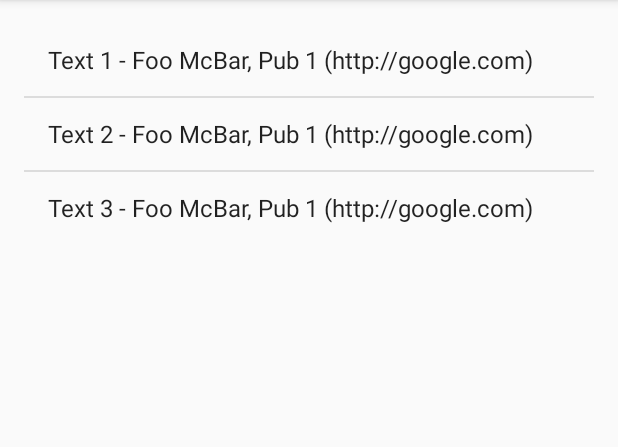
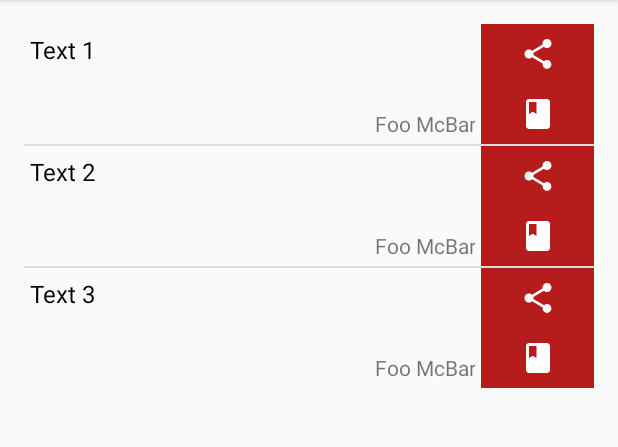
Before and after one commit to lucidmachine/PhilosophyQuotes, an Android app: the screen it shows after launch (MainActivity), on a phone screen of 412 x 824 dp, the part 84-531 px from its top. Run offline under Robolectric (Android 15) with nearby library versions, the phone set to English and light mode, and no system bars.

Commit message:
Load quote data into a list of quote widgets using a QuotesAdapter.

```diff
--- a/app/src/main/java/com/lucidmachinery/philosophyquotes/MainActivity.java
+++ b/app/src/main/java/com/lucidmachinery/philosophyquotes/MainActivity.java
@@ -28,7 +28,8 @@ public class MainActivity extends AppCompatActivity {
         quotes.add(new Quote("Text 1", pub));
         quotes.add(new Quote("Text 2", pub));
         quotes.add(new Quote("Text 3", pub));
-        ArrayAdapter<Quote> quotesAdapter = new ArrayAdapter<>(this, android.R.layout.simple_list_item_activated_1, quotes);
+
+        QuotesAdapter quotesAdapter = new QuotesAdapter(this, quotes);
 
         ListView listView = (ListView)findViewById(R.id.listView);
         listView.setAdapter(quotesAdapter);
--- /dev/null
+++ b/app/src/main/java/com/lucidmachinery/philosophyquotes/QuotesAdapter.java
@@ -0,0 +1,49 @@
+package com.lucidmachinery.philosophyquotes;
+
+import android.content.Context;
+import android.view.LayoutInflater;
+import android.view.View;
+import android.view.ViewGroup;
+import android.widget.ArrayAdapter;
+import android.widget.TextView;
+
+import java.util.ArrayList;
+
+/**
+ * Adapter to place Quote data into a View.
+ */
+public class QuotesAdapter extends ArrayAdapter<Quote> {
+    /**
+     * @param context The current context.
+     * @param quotes A list of quotes to be placed into the View.
+     */
+    public QuotesAdapter(Context context, ArrayList<Quote> quotes) {
+        super(context, 0, quotes);
+    }
+
+    /**
+     * Gets a View into which the Quote data has been loaded.
+     * @param position Index of the Quote to be loaded into the View in the Quotes array.
+     * @param convertView The View into which we are to load the Quote.
+     * @param parent ViewGroup to which the View into which we are loading Quote data shall be attached.
+     * @return The View into which we loaded the Quote.
+     */
+    @Override
+    public View getView(int position, View convertView, ViewGroup parent) {
+        // Get view
+        if (convertView == null) {
+            convertView = LayoutInflater.from(getContext()).inflate(R.layout.widget, parent, false);
+        }
+        TextView tvQuoteAuthor = (TextView) convertView.findViewById(R.id.quote_author);
+        TextView tvQuoteText = (TextView) convertView.findViewById(R.id.quote_text);
+
+        // Get data
+        Quote quote = getItem(position);
+
+        // Put data in view
+        tvQuoteAuthor.setText(quote.getPublication().getAuthor().toString());
+        tvQuoteText.setText(quote.getText());
+
+        return convertView;
+    }
+}
```
